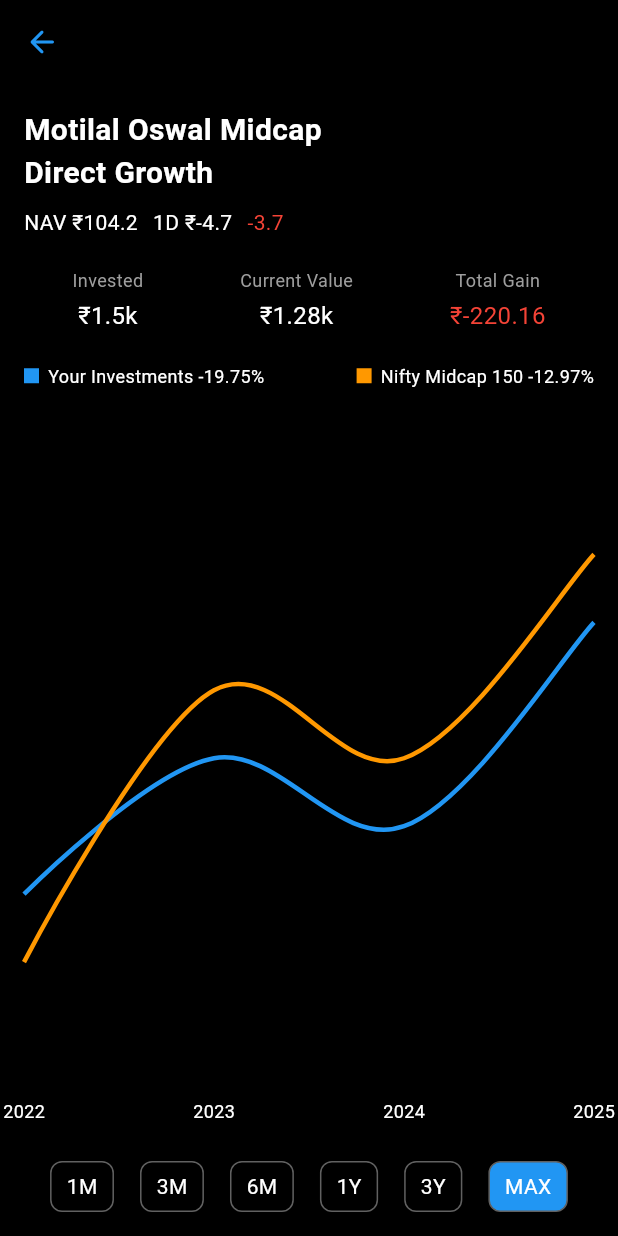
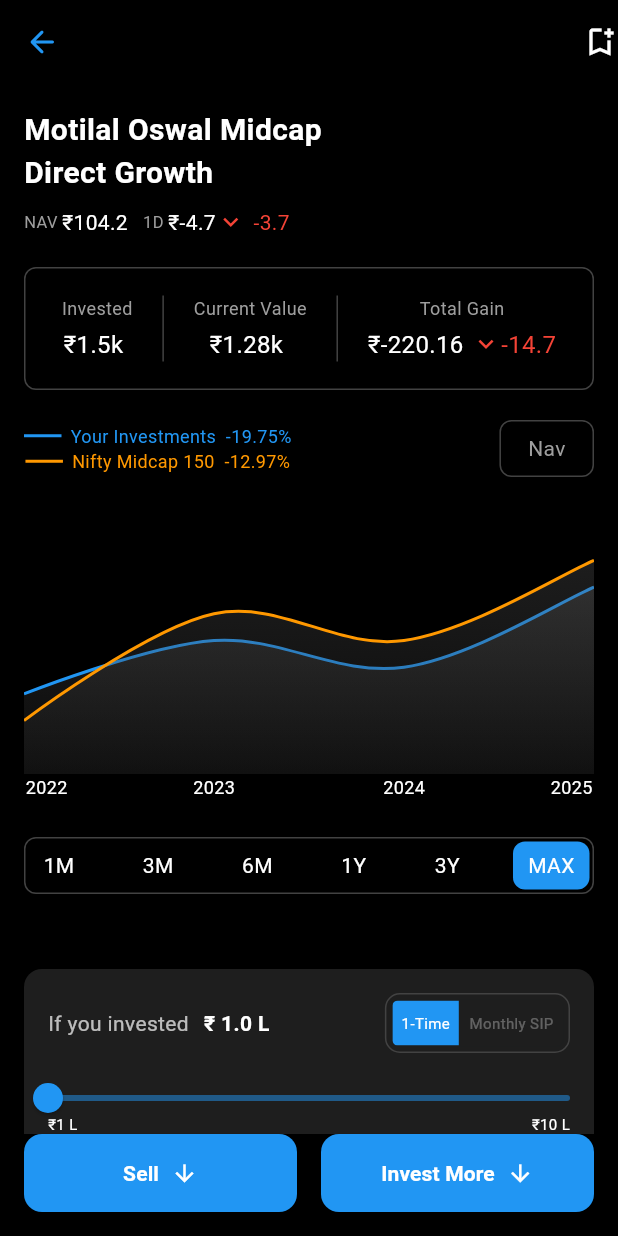
Before and after one commit to alpeshshiyal/mutual_fund_portfolio_app, a Flutter app: the MutualFundChartScreen screen opened by its route, on a phone screen of 412 x 824 dp. Run offline on Flutter 3.47's test engine with Material 3 defaults, Android fonts, the light colour scheme and no system bars; drawn by our look-alikes of fl_chart; our stand-ins replace flutter_riverpod, shared_preferences, supabase_flutter; accounts and stored records are empty.

Commit message:
-- Investment chart implementation -- UI fixes

```diff
--- a/lib/main.dart
+++ b/lib/main.dart
@@ -36,6 +36,7 @@
         ),
         routes: Routes.generateRoutes,
         initialRoute: AuthGate.routeName,
+        // home: InvestmentChartScreen(),
       ),
     );
   }
--- a/lib/views/chart/provider/chart_provider.dart
+++ b/lib/views/chart/provider/chart_provider.dart
@@ -27,4 +27,40 @@
     'MAX': [FlSpot(0, 2), FlSpot(1, 6), FlSpot(2, 5), FlSpot(3, 8)],
   };
 
+
+  //Investment Chart data
+
+  double investmentValue = 1; // in Lakhs
+  bool isOneTime = true;
+  static int valueIn = 100000;
+
+  toggleIsOneTime(index){
+    isOneTime = index == 0;
+    notifyListeners();
+  }
+
+  onChangeInvestmentValue(value) {
+    investmentValue = value;
+    notifyListeners();
+  }
+
+  // Dummy logic: returns based on selected value
+  double getFundReturn() => double.tryParse(((investmentValue*valueIn) * 4.55).toStringAsPrecision(2))??0;
+  double getCategoryReturn() => double.tryParse(((investmentValue*valueIn) * 3.63).toStringAsPrecision(2))??0;
+  double getSavingReturn() => double.tryParse(((investmentValue*valueIn) * 1.19).toStringAsPrecision(2))??0;
+
+  double getProfitPercentage(){
+    var profit = getFundReturn() - (investmentValue*valueIn);
+    var revenue= profit/ (investmentValue*valueIn);
+    var margin = revenue * 100;
+    return margin;
+  }
+  String formatToLakh(num amount) {
+    if (amount >= 100000) {
+      double inLakhs = amount / 100000;
+      return "${inLakhs.toStringAsFixed(inLakhs.truncateToDouble() == inLakhs ? 0 : 1)} L";
+    } else {
+      return amount.toString();
+    }
+  }
 }
--- a/lib/views/chart/view/chart_view.dart
+++ b/lib/views/chart/view/chart_view.dart
@@ -1,7 +1,9 @@
 import 'package:flutter/material.dart';
 import 'package:fl_chart/fl_chart.dart';
 import 'package:flutter_riverpod/flutter_riverpod.dart';
+import 'package:mutual_fund_portfolio_app/views/chart/view/investment_chat.dart';
 import '../../../views/chart/provider/chart_provider.dart';
+import '../../widgets/custom_buttons.dart';
 
 
 class MutualFundChartScreen extends StatefulWidget {
@@ -14,8 +16,24 @@
 
 class _MutualFundChartScreenState extends State<MutualFundChartScreen> {
 
+
   @override
   Widget build(BuildContext context) {
+    final List<Color> gradientColors = [
+      Colors.grey.shade700,
+      Colors.grey.shade800,
+      Colors.grey.shade900,
+    ];
+    final barAreaData =  BarAreaData(
+      show: true,
+      gradient: LinearGradient(
+        begin: Alignment.topCenter,
+        end: Alignment.bottomCenter,
+        colors: gradientColors
+            .map((color) => color.withValues(alpha: 0.3))
+            .toList(),
+      ),
+    );
 
     return Scaffold(
       backgroundColor: Colors.black,
@@ -24,6 +42,9 @@
         leading: IconButton(onPressed: (){
           Navigator.of(context).pop();
         },icon:Icon(Icons.arrow_back_rounded,color: Colors.blue,)),
+        actions: [
+          Icon(Icons.bookmark_add_outlined,color: Colors.white,)
+        ],
       ),
       body: Consumer(
         builder: (context, ref,_) {
@@ -35,6 +56,10 @@
             child: Padding(
               padding: const EdgeInsets.all(16),
               child: Column(
+                children: [
+                  Expanded(
+                    child: SingleChildScrollView(
+                      child: Column(
                         crossAxisAlignment: CrossAxisAlignment.start,
                         children: [
                           const Text(
@@ -43,33 +68,53 @@
                           ),
                           const SizedBox(height: 8),
                           Row(
-                    children: const [
-                      Text("NAV ₹104.2", style: TextStyle(color: Colors.white)),
+                            children: [
+                              buildRow(title: "NAV ",value:"₹104.2" ),
                               SizedBox(width: 10),
-                      Text("1D ₹-4.7", style: TextStyle(color: Colors.white)),
-                      SizedBox(width: 10),
+                              buildRow(title:"1D ", value: "₹-4.7"),
+                              Icon(Icons.keyboard_arrow_down,color: Colors.red,size: 20,),
+                              SizedBox(width: 5),
                               Text("-3.7", style: TextStyle(color: Colors.red)),
                             ],
                           ),
                           const SizedBox(height: 20),
+                          customContainer(
+                           child: IntrinsicHeight(
+                              child: Row(
+                                mainAxisAlignment: MainAxisAlignment.spaceAround,
+                                children: [
+                                  ChartValueBox(label: 'Invested', value: '₹1.5k'),
+                                  VerticalDivider(color: Colors.grey.shade800,),
+                                  ChartValueBox(label: 'Current Value', value: '₹1.28k'),
+                                  VerticalDivider(color: Colors.grey.shade800,),
+                                  ChartValueBox(label: 'Total Gain',
+                                      value: '₹-220.16',
+                                      value2: '-14.7',
+                                      color: Colors.white),
+                                ],
+                              ),
+                            ),
+                          ),
+                          const SizedBox(height: 20),
                           Row(
-                    mainAxisAlignment: MainAxisAlignment.spaceAround,
+                            children: [
+                              Column(
+                                mainAxisAlignment: MainAxisAlignment.spaceBetween,
                                 children: const [
-                      ChartValueBox(label: 'Invested', value: '₹1.5k'),
-                      ChartValueBox(label: 'Current Value', value: '₹1.28k'),
-                      ChartValueBox(label: 'Total Gain', value: '₹-220.16', color: Colors.red),
+                                  ChartLegend(color: Colors.blue, label: 'Your Investments  -19.75%'),
+                                  ChartLegend(color: Colors.orange, label: 'Nifty Midcap 150  -12.97%'),
+                                ],
+                              ),
+                              Spacer(),
+                              customContainer(
+                                padding: EdgeInsets.symmetric(vertical: 8,horizontal: 18),
+                                child: Text("Nav",style: TextStyle(color: Colors.grey),),
+                              )
                             ],
                           ),
                           const SizedBox(height: 20),
-                  Row(
-                    mainAxisAlignment: MainAxisAlignment.spaceBetween,
-                    children: const [
-                      ChartLegend(color: Colors.blue, label: 'Your Investments -19.75%'),
-                      ChartLegend(color: Colors.orange, label: 'Nifty Midcap 150 -12.97%'),
-                    ],
-                  ),
-                  const SizedBox(height: 20),
-                  Expanded(
+                          Container(
+                            height: 200,
                             child: LineChart(
                               LineChartData(
                                 gridData: FlGridData(show: false),
@@ -83,7 +128,16 @@
                                       interval: 1,
                                       getTitlesWidget: (value, _) {
                                         final year = 2022 + value.toInt();
-                                return Text('$year', style: const TextStyle(color: Colors.white, fontSize: 12));
+                                        return Container(
+                                          padding: EdgeInsets.only(
+                                              left:value==0?30:0,
+                                              right:value==3?30:0,
+                                          ),
+                                          // decoration: BoxDecoration(
+                                          //   border: Border(top: BorderSide(color: Colors.grey))
+                                          // ),
+                                            child: Text('$year', style: const TextStyle(color: Colors.white, fontSize: 12))
+                                        );
                                       },
                                     ),
                                   ),
@@ -98,23 +152,27 @@
                                     spots: userSpots,
                                     isCurved: true,
                                     color: Colors.blue,
-                            barWidth: 3,
+                                    barWidth: 2,
                                     dotData: FlDotData(show: false),
+                                    belowBarData:barAreaData
                                   ),
                                   LineChartBarData(
                                     spots:benchmarkSpots,
                                     isCurved: true,
                                     color: Colors.orange,
-                            barWidth: 3,
+                                    barWidth: 2,
                                     dotData: FlDotData(show: false),
+                                    belowBarData:barAreaData
                                   ),
                                 ],
                               ),
                             ),
                           ),
                           const SizedBox(height: 20),
-                  Row(
-                    mainAxisAlignment: MainAxisAlignment.spaceEvenly,
+                          customContainer(
+                            padding: EdgeInsets.symmetric(vertical: 02,horizontal: 2),
+                            child: Row(
+                              mainAxisAlignment: MainAxisAlignment.spaceBetween,
                               children: ['1M', '3M', '6M', '1Y', '3Y', 'MAX']
                                   .map(
                                     (label) => GestureDetector(
@@ -125,9 +183,30 @@
                                   },
                                   child: ChartTab(label: label, selected: chartProviderRef.selectedDuration == label),
                                 ),
+                              ).toList(),
+                            ),
+                          ),
+                          SizedBox(height: 50,),
+                          SizedBox(
+                            height: 500,
+                            child: InvestmentChart()
                           )
-                        .toList(),
+                        ],
                       ),
+                    ),
+                  ),
+                  // Bottom Buttons
+                  Row(
+                    children: [
+                      Expanded(
+                        child: CustomButton(title: "Sell",),
+                      ),
+                      const SizedBox(width: 16),
+                      Expanded(
+                        child: CustomButton(title: "Invest More"),
+                      ),
+                    ],
+                  )
                 ],
               ),
             ),
@@ -136,14 +215,39 @@
       ),
     );
   }
+
+  Widget customContainer({
+    double? height,
+    Widget? child, EdgeInsets? padding}){
+    return Container(
+      decoration: BoxDecoration(
+          border: Border.all(color: Colors.grey.shade800),
+          borderRadius: BorderRadius.all(Radius.circular(8))
+      ),
+      height: height,
+      padding:padding?? EdgeInsets.all(18),
+      child: child,
+    );
+  }
+  Row buildRow({String? title,String? value}) {
+    return Row(
+          children: [
+            Text(title??"",
+                style: TextStyle(color: Colors.grey,fontSize: 11)),
+            Text(value??"",
+                style: TextStyle(color: Colors.white)),
+          ],
+        );
+  }
 }
 
 class ChartValueBox extends StatelessWidget {
   final String label;
   final String value;
+  final String? value2;
   final Color? color;
 
-  const ChartValueBox({super.key, required this.label, required this.value, this.color});
+  const ChartValueBox({super.key, required this.label, required this.value, this.color, this.value2});
 
   @override
   Widget build(BuildContext context) {
@@ -151,7 +255,19 @@
       children: [
         Text(label, style: const TextStyle(color: Colors.grey, fontSize: 12)),
         const SizedBox(height: 4),
+        Row(
+          children: [
             Text(value, style: TextStyle(color: color ?? Colors.white, fontSize: 16)),
+            SizedBox(width: 5,),
+            if(value2!=null)
+            Row(
+              children: [
+                Icon(Icons.keyboard_arrow_down,color: Colors.red,size: 20,),
+                Text(value2??"", style: TextStyle(color:Colors.red, fontSize: 16)),
+              ],
+            ),
+          ],
+        ),
       ],
     );
   }
@@ -167,9 +283,9 @@
   Widget build(BuildContext context) {
     return Row(
       children: [
-        Container(width: 10, height: 10, color: color),
+        Container(width: 25, height: 2  , color: color),
         const SizedBox(width: 6),
-        Text(label, style: const TextStyle(color: Colors.white, fontSize: 12)),
+        Text(label, style: TextStyle(color: color, fontSize: 12)),
       ],
     );
   }
@@ -188,7 +304,7 @@
       decoration: BoxDecoration(
         color: selected ? Colors.blue : Colors.transparent,
         borderRadius: BorderRadius.circular(8),
-        border: Border.all(color: Colors.grey.shade700),
+        // border: Border.all(color: Colors.grey.shade700),
       ),
       child: Text(label, style: const TextStyle(color: Colors.white)),
     );
--- /dev/null
+++ b/lib/views/chart/view/investment_chat.dart
@@ -0,0 +1,210 @@
+import 'package:flutter/material.dart';
+import 'package:fl_chart/fl_chart.dart';
+import 'package:flutter_riverpod/flutter_riverpod.dart';
+
+import '../provider/chart_provider.dart';
+
+class InvestmentChart extends StatefulWidget {
+  const InvestmentChart({super.key});
+
+  @override
+  State<InvestmentChart> createState() => _InvestmentChartState();
+}
+
+class _InvestmentChartState extends State<InvestmentChart> {
+
+
+  @override
+  Widget build(BuildContext context) {
+    return Consumer(
+      builder: (context,ref,_) {
+        var chartProviderRef = ref.watch(chartProvider);
+        var investmentValue  = chartProviderRef.investmentValue;
+        return Column(
+          children: [
+            // Card Container
+            Container(
+              decoration: BoxDecoration(
+                color: const Color(0xFF1E1E1E),
+                borderRadius: BorderRadius.circular(12),
+              ),
+              padding: const EdgeInsets.all(16),
+              child: Column(
+                crossAxisAlignment: CrossAxisAlignment.start,
+                children: [
+                  // Header
+                  Row(
+                    mainAxisAlignment: MainAxisAlignment.spaceBetween,
+                    children: [
+                      const Text("If you invested",
+                          style: TextStyle(color: Colors.white70)),
+                      SizedBox(width: 10,),
+                      Text("₹ ${investmentValue.toStringAsFixed(1)} L",
+                          style: const TextStyle(
+                              color: Colors.white,
+                              fontWeight: FontWeight.bold)),
+                      Spacer(),
+                      Container(
+                        decoration: BoxDecoration(
+                          border: Border.all(color: Colors.grey.shade800),
+                          borderRadius: BorderRadius.all(Radius.circular(10))
+                        ),
+                        padding: EdgeInsets.symmetric(horizontal: 3,vertical: 3),
+                        child: ToggleButtons(
+                          constraints: BoxConstraints(minHeight:30),
+                          isSelected: [chartProviderRef.isOneTime, !chartProviderRef.isOneTime],
+                          onPressed: (index) => chartProviderRef.toggleIsOneTime(index),
+                          borderRadius: BorderRadius.circular(4),
+                          selectedColor: Colors.white,
+                          fillColor: Colors.blue,
+                          color: Colors.white30,
+                          tapTargetSize: MaterialTapTargetSize.shrinkWrap,
+                          children: [
+                            buildToggleText(title: "1-Time"),
+                            buildToggleText(title: "Monthly SIP"),
+                          ],
+                        ),
+                      ),
+                    ],
+                  ),
+                  const SizedBox(height: 20),
+                  Row(
+                    children: [
+                      Expanded(
+                        child: Slider(
+                          value: investmentValue,
+                          onChanged:chartProviderRef.onChangeInvestmentValue,
+                          min: 1,
+                          max: 10,
+                          padding: EdgeInsets.zero,
+                          label: "₹ ${investmentValue.toStringAsFixed(1)} L",
+                          activeColor: Colors.blue,
+                          inactiveColor: Colors.blue.withValues(alpha: 0.5),
+                        ),
+                      ),
+
+                    ],
+                  ),
+                  Row(
+                    children: [
+                      Text("₹1 L",style: TextStyle(fontSize: 10,color: Colors.white),),
+                      Spacer(),
+                      Text("₹10 L",style: TextStyle(fontSize: 10,color: Colors.white),),
+                    ],
+                  ),
+                  const SizedBox(height: 20),
+                  // Title + Return
+                  Row(
+                    mainAxisAlignment: MainAxisAlignment.spaceBetween,
+                    children: [
+                      const Text("This Fund's past returns",
+                          style:
+                          TextStyle(color: Colors.white70, fontSize: 14)),
+                      Column(
+                        crossAxisAlignment: CrossAxisAlignment.end,
+                        children: [
+                          Text("₹${chartProviderRef.formatToLakh(chartProviderRef.getFundReturn())}",
+                              style: const TextStyle(
+                                  color: Colors.greenAccent,
+                                  fontWeight: FontWeight.bold,
+                                  fontSize: 16)),
+                          Text("${chartProviderRef.getProfitPercentage().toStringAsFixed(2)}%",
+                              style: TextStyle(
+                                  color: Colors.greenAccent, fontSize: 12)),
+                        ],
+                      ),
+                    ],
+                  ),
+                  const SizedBox(height: 12),
+
+                  // Chart
+                  SizedBox(
+                    height: 180,
+                    child: BarChart(
+                      BarChartData(
+                        gridData: FlGridData(show: false),
+                        maxY: 50,
+                        barTouchData: BarTouchData(
+                            enabled: false,
+                            touchTooltipData:BarTouchTooltipData(
+                              getTooltipColor: (group) => Colors.transparent,
+                              tooltipPadding: EdgeInsets.zero,
+                              tooltipMargin: 8,
+                              getTooltipItem: (group,index,rod,rIndex){
+                                return BarTooltipItem(
+                                  "₹${rod.toY.toStringAsFixed(1)}L",
+                                  const TextStyle(
+                                    color: Colors.white,
+                                    fontWeight: FontWeight.bold,
+                                  ),
+                                );
+                              }
+                            ) ),
+                        titlesData: FlTitlesData(
+                          leftTitles:
+                          AxisTitles(sideTitles: SideTitles(showTitles: false)),
+                          rightTitles:
+                          AxisTitles(sideTitles: SideTitles(showTitles: false)),
+                            bottomTitles: AxisTitles(
+                            sideTitles: SideTitles(
+                              showTitles: true,
+                              getTitlesWidget: (value, _) {
+
+                                return Text(["Saving A/C",'Category Avg.',"Direct Plan"][value.toInt()],
+                                    style: TextStyle(
+                                        color: Colors.white,
+                                        fontSize: 12));
+                              },
+                            ),
+                          ),
+                        ),
+                        borderData: FlBorderData(show: false),
+                        barGroups: [
+                          _barGroup(0, chartProviderRef.getSavingReturn()),
+                          _barGroup(1, chartProviderRef.getCategoryReturn()),
+                          _barGroup(2, chartProviderRef.getFundReturn()),
+                        ],
+                      ),
+                      duration: const Duration(milliseconds: 400),
+                      curve: Curves.easeOut,
+                      transformationConfig: FlTransformationConfig(
+                        scaleEnabled: true
+                      ),
+                    ),
+                  ),
+                ],
+              ),
+            ),
+          ],
+        );
+      }
+    );
+  }
+
+  Widget buildToggleText({String? title}) {
+    return Padding(
+            padding: EdgeInsets.symmetric(horizontal: 6,vertical: 0),
+            child: Text(title??"",style: TextStyle(fontSize: 10),),
+          );
+  }
+
+  BarChartGroupData _barGroup(int x, double value) {
+    double y = value / 1e5; // Normalize for the chart's maxY
+    y= double.tryParse(y.toStringAsPrecision(2))??0;
+    return BarChartGroupData(
+        x: x,
+        showingTooltipIndicators: [0],
+        barRods: [
+      BarChartRodData(
+        toY: y,
+        width: 30,
+        rodStackItems: [
+          BarChartRodStackItem(
+              0, y - 0.1, Colors.grey.shade800),
+          BarChartRodStackItem(y - 10, y, Colors.green),
+        ],
+        borderRadius: BorderRadius.circular(0),
+      )
+    ]);
+  }
+}
--- /dev/null
+++ b/lib/views/widgets/custom_buttons.dart
@@ -0,0 +1,24 @@
+import 'package:flutter/material.dart';
+
+class CustomButton extends StatelessWidget {
+  const CustomButton({
+    super.key, required this.title, this.onPressed,
+  });
+  final String title;
+  final void Function()? onPressed;
+  @override
+  Widget build(BuildContext context) {
+    return ElevatedButton.icon(
+      icon: Icon(Icons.arrow_downward,color: Colors.white,),
+      iconAlignment: IconAlignment.end,
+      style: ElevatedButton.styleFrom(
+        backgroundColor: Colors.blue,
+        shape: RoundedRectangleBorder(
+            borderRadius: BorderRadius.circular(12)),
+        padding: const EdgeInsets.symmetric(vertical: 16),
+      ),
+      onPressed: onPressed??(){},
+      label: Text(title,style: TextStyle(color: Colors.white,fontWeight: FontWeight.bold),),
+    );
+  }
+}
```
Also changed, not shown: 2 other files. Lines whose indentation alone changed are shown as unchanged.
